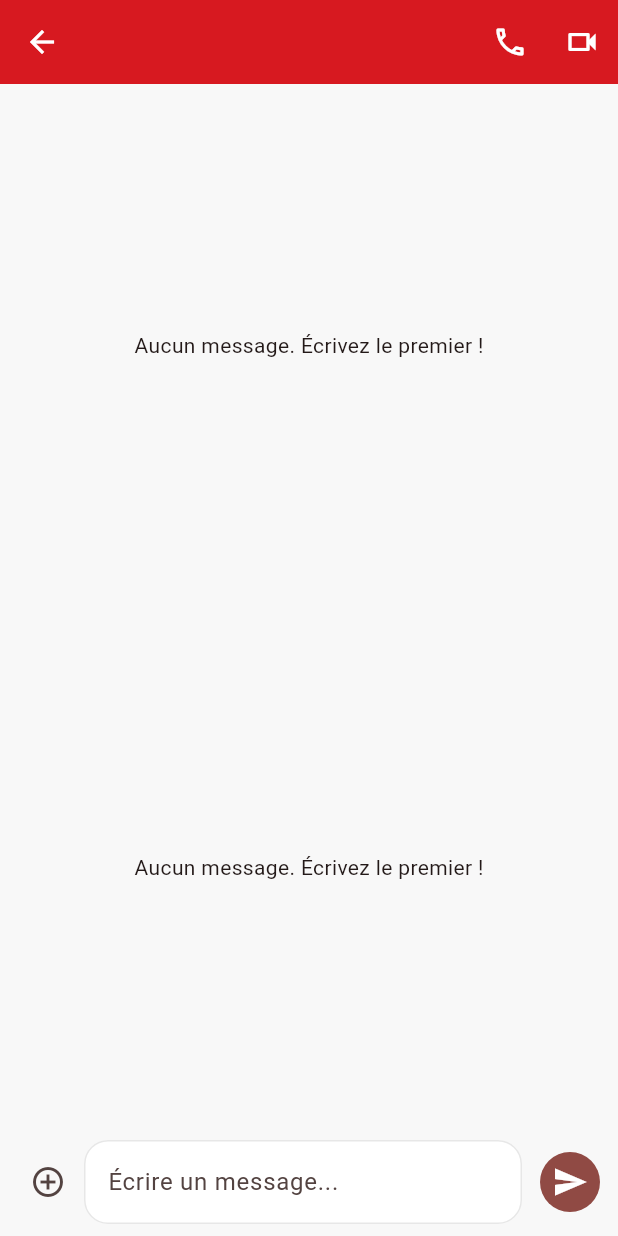
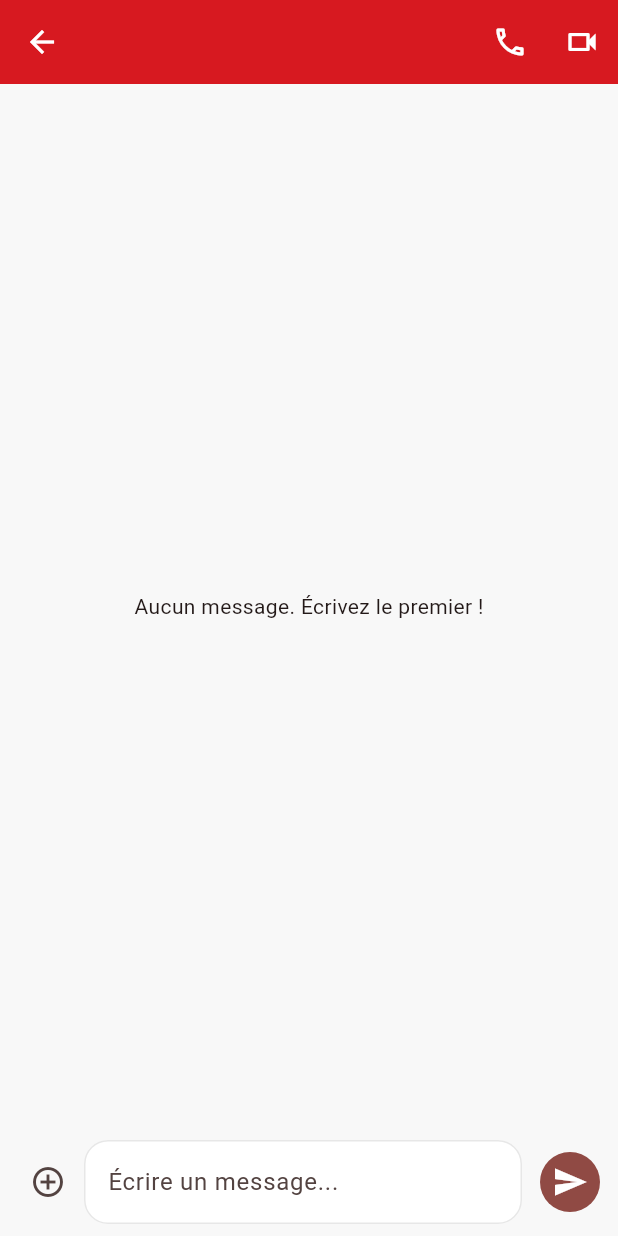
Before and after one commit to sesmanelebiicrouge/BIIC-CHAT-SBR, a Flutter app: the ChatPage screen opened directly with empty values, on a phone screen of 412 x 824 dp. Run offline on Flutter 3.47's test engine with Material 3 defaults, Android fonts, the phone set to English and light mode, and no system bars; our stand-ins replace file_picker, flutter_contacts, flutter_svg, image_picker, qr_flutter, supabase_flutter; accounts and stored records are empty.

Commit message:
fix: remove duplicate chat message stream and repair error text

```diff
--- a/lib/pages/chat_page.dart
+++ b/lib/pages/chat_page.dart
@@ -189,28 +189,6 @@ class _ChatPageState extends State<ChatPage> {
       Expanded(child: StreamBuilder<List<Map<String,dynamic>>>(
         stream: _service.watchMessages(widget.conversationId),
         builder: (context, snapshot) {
-          if (snapshot.hasError) return Center(child: Padding(padding: const EdgeInsets.all(20), child: Text('Erreur : \${snapshot.error}')));
-          final messages = snapshot.data ?? const [];
-          if (messages.isEmpty) return const Center(child: Text('Aucun message. Écrivez le premier !'));
-          return ListView.builder(padding: const EdgeInsets.all(16), itemCount: messages.length, itemBuilder: (context,index) {
-            final message = messages[index]; final mine = message['sender_id'] == userId;
-            final text = message['content'] as String? ?? '';
-            final mediaPath = message['media_url'] as String?; final mediaType = message['media_type'] as String? ?? '';
-            return Align(alignment: mine ? Alignment.centerRight : Alignment.centerLeft, child: Container(
-              margin: const EdgeInsets.only(bottom: 8), padding: const EdgeInsets.all(10),
-              constraints: BoxConstraints(maxWidth: MediaQuery.sizeOf(context).width * .82),
-              decoration: BoxDecoration(color: mine ? Theme.of(context).colorScheme.primary : Theme.of(context).colorScheme.surfaceContainerHighest, borderRadius: BorderRadius.circular(18)),
-              child: Column(crossAxisAlignment: CrossAxisAlignment.start, children: [
-                if (mediaPath != null && mediaPath.isNotEmpty) _MediaBubble(path: mediaPath, type: mediaType, signedUrl: _signed, mine: mine),
-                if (text.isNotEmpty) Padding(padding: EdgeInsets.only(top: mediaPath != null ? 8 : 0), child: Text(text, style: TextStyle(color: mine ? Theme.of(context).colorScheme.onPrimary : null))),
-              ]),
-            ));
-          });
-        },
-      )),
-      Expanded(child: StreamBuilder<List<Map<String,dynamic>>>(
-        stream: _service.watchMessages(widget.conversationId),
-        builder: (context, snapshot) {
           if (snapshot.hasError) {
             return const Center(child: Padding(
               padding: EdgeInsets.all(20),
```
